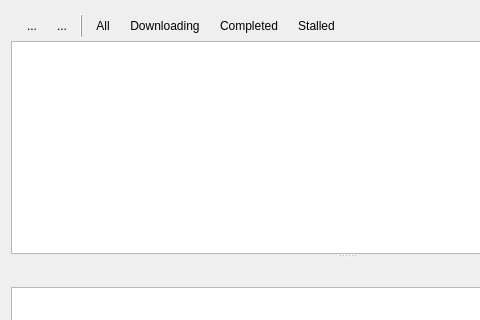
This is src/transfers/transfers_widget.ui in a-pavlov/qDonkey as Qt 5 draws it before an edit; both pictures show x 0 to 480 and y 0 to 320 of the 693 by 508 pixel window. The edited form follows.
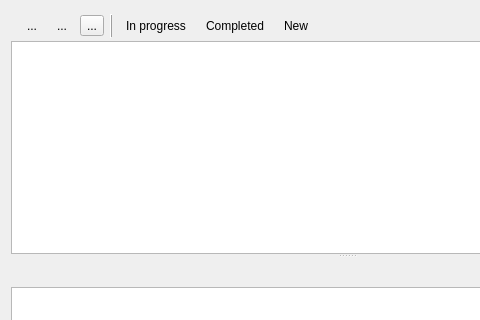
This is the edited form. Icons and pictures are not drawn.

```diff
--- a/src/transfers/transfers_widget.ui
+++ b/src/transfers/transfers_widget.ui
@@ -88,6 +88,17 @@
             </property>
            </widget>
           </item>
+          <item>
+           <widget class="QToolButton" name="toolButton">
+            <property name="text">
+             <string>...</string>
+            </property>
+            <property name="icon">
+             <iconset resource="../icons.qrc">
+              <normaloff>:/icons/Delete.ico</normaloff>:/icons/Delete.ico</iconset>
+            </property>
+           </widget>
+          </item>
           <item>
            <widget class="QFrame" name="frame_6">
             <property name="maximumSize">
@@ -104,32 +115,6 @@
             </property>
            </widget>
           </item>
-          <item>
-           <widget class="QToolButton" name="allDownloadsBtn_2">
-            <property name="maximumSize">
-             <size>
-              <width>100</width>
-              <height>24</height>
-             </size>
-            </property>
-            <property name="text">
-             <string>All</string>
-            </property>
-            <property name="icon">
-             <iconset resource="../icons.qrc">
-              <normaloff>:/icons/files/all.ico</normaloff>:/icons/files/all.ico</iconset>
-            </property>
-            <property name="checkable">
-             <bool>true</bool>
-            </property>
-            <property name="toolButtonStyle">
-             <enum>Qt::ToolButtonTextBesideIcon</enum>
-            </property>
-            <property name="autoRaise">
-             <bool>true</bool>
-            </property>
-           </widget>
-          </item>
           <item>
            <widget class="QToolButton" name="downloadingBtn_2">
             <property name="minimumSize">
@@ -145,7 +130,7 @@
              </size>
             </property>
             <property name="text">
-             <string>Downloading</string>
+             <string>In progress</string>
             </property>
             <property name="icon">
              <iconset resource="../icons.qrc">
@@ -200,7 +185,7 @@
              </size>
             </property>
             <property name="text">
-             <string>Stalled</string>
+             <string>New</string>
             </property>
             <property name="icon">
              <iconset resource="../icons.qrc">
```
Left out of the diff: 40 changed lines with no effect on the pictures.
